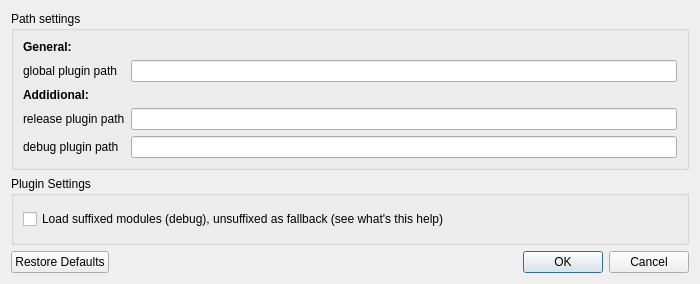
Before: the Qt Designer form src/OptionsDialog.ui in flowexpert/charon, drawn with Qt 5.
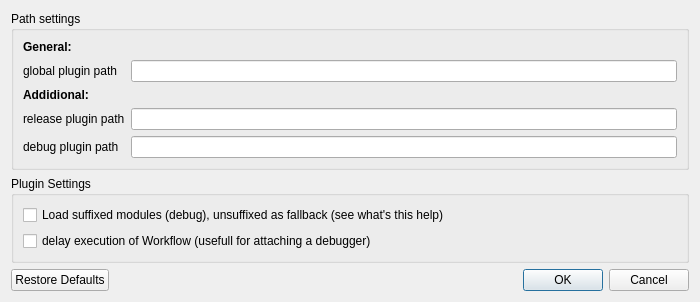
After: the same form once the commit is applied. Custom widgets are drawn as their Qt base class.

Commit message: added checkbox for selecting delayed execution

The edit to the form file:
```diff
--- a/src/OptionsDialog.ui
+++ b/src/OptionsDialog.ui
@@ -8,7 +8,7 @@
     <x>0</x>
     <y>0</y>
     <width>700</width>
-    <height>284</height>
+    <height>297</height>
    </rect>
   </property>
   <property name="windowTitle">
@@ -131,6 +131,13 @@
         </property>
        </widget>
       </item>
+      <item>
+       <widget class="QCheckBox" name="checkDelay">
+        <property name="text">
+         <string>delay execution of Workflow (usefull for attaching a debugger)</string>
+        </property>
+       </widget>
+      </item>
      </layout>
     </widget>
    </item>
```
The commit also changes 1 other file.
